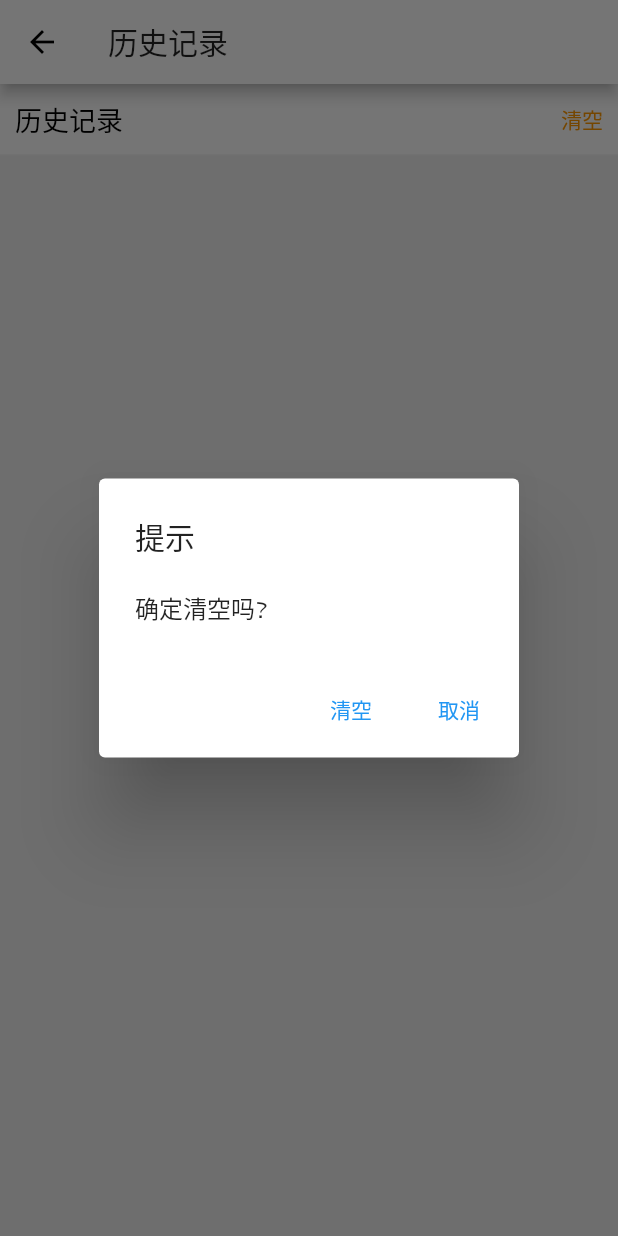
After one commit to xialeistudio/flutter-age, a Flutter app: the HistoryPage screen opened by its route, after a tap on "清空", on a phone screen of 412 x 824 dp. The commit adds this screen. Run offline on Flutter 3.47's test engine with Material 2 defaults, Android fonts, the phone set to English and light mode, and no system bars; our stand-ins replace dio, flutter_swiper, fluttertoast, shared_preferences, webview_flutter; missing offline and left inert: dio_http_cache; accounts and stored records are empty.

Commit message:
feat: 播放记录

```diff
--- a/lib/components/detail_animation_info.dart
+++ b/lib/components/detail_animation_info.dart
@@ -3,7 +3,7 @@ import 'dart:ui';
 
 import 'package:age/components/poster.dart';
 import 'package:age/lib/model/album_info.dart';
-import 'package:age/lib/util.dart';
+import 'package:age/lib/global.dart';
 import 'package:flutter/cupertino.dart';
 import 'package:flutter/material.dart';
 
--- a/lib/components/item_grid_sliver.dart
+++ b/lib/components/item_grid_sliver.dart
@@ -1,6 +1,6 @@
 import 'package:age/components/poster.dart';
 import 'package:age/lib/model/list_item.dart';
-import 'package:age/lib/util.dart';
+import 'package:age/lib/global.dart';
 import 'package:flutter/cupertino.dart';
 import 'package:flutter/material.dart';
 
--- a/lib/components/poster.dart
+++ b/lib/components/poster.dart
@@ -1,4 +1,4 @@
-import 'package:age/lib/util.dart';
+import 'package:age/lib/global.dart';
 import 'package:flutter/cupertino.dart';
 import 'package:flutter/material.dart';
 
--- /dev/null
+++ b/lib/lib/history_manager.dart
@@ -0,0 +1,45 @@
+import 'dart:convert';
+
+import 'package:shared_preferences/shared_preferences.dart';
+
+import 'model/list_item.dart';
+
+final historyManager = HistoryManager();
+
+/// 播放历史
+class HistoryManager {
+  static const KEY = "HISTORY";
+
+  Future<List<ListItem>> load() async {
+    var prefs = await SharedPreferences.getInstance();
+    var value = prefs.getString(KEY);
+    if (value == null || value.isEmpty) {
+      return [];
+    }
+    var list = jsonDecode(value) as List<dynamic>;
+    return list.map((e) => ListItem.fromJson(e)).toList();
+  }
+
+  Future<void> add(ListItem item) async {
+    var list = await load();
+    // 存在，删除掉
+    if (list.contains(item)) {
+      list.remove(item);
+    }
+    // 插入
+    list.insert(0, item);
+    // 最多缓存100条
+    if (list.length > 100) {
+      list.removeLast();
+    }
+
+    var string = jsonEncode(list);
+    var prefs = await SharedPreferences.getInstance();
+    prefs.setString(KEY, string);
+  }
+
+  Future<void> clear() async {
+    var prefs = await SharedPreferences.getInstance();
+    prefs.remove(KEY);
+  }
+}
--- a/lib/lib/http/client.dart
+++ b/lib/lib/http/client.dart
@@ -15,7 +15,7 @@ import 'package:crypto/crypto.dart';
 import 'package:dio/dio.dart';
 import 'package:dio_http_cache/dio_http_cache.dart';
 
-var httpClient = HttpClient();
+final httpClient = HttpClient();
 
 class HttpClient {
   static final String _playKey = 'agefans3382-getplay-1719';
--- a/lib/lib/model/list_item.dart
+++ b/lib/lib/model/list_item.dart
@@ -5,12 +5,7 @@ class ListItem {
   String? picSmall;
   String? href;
 
-  ListItem({
-      this.aid,
-      this.title,
-      this.newTitle,
-      this.picSmall,
-      this.href});
+  ListItem({this.aid, this.title, this.newTitle, this.picSmall, this.href});
 
   ListItem.fromJson(dynamic json) {
     aid = json["AID"];
@@ -30,4 +25,9 @@ class ListItem {
     return map;
   }
 
+  @override
+  bool operator ==(Object other) => identical(this, other) || other is ListItem && runtimeType == other.runtimeType && aid == other.aid;
+
+  @override
+  int get hashCode => aid.hashCode;
 }
--- a/lib/main.dart
+++ b/lib/main.dart
@@ -1,5 +1,6 @@
 import 'package:age/routes/catalog.dart';
 import 'package:age/routes/detail.dart';
+import 'package:age/routes/history.dart';
 import 'package:age/routes/home.dart';
 import 'package:age/routes/rank.dart';
 import 'package:age/routes/recommend.dart';
@@ -20,6 +21,7 @@ void main() {
         var params = ModalRoute.of(context)!.settings.arguments as Map<String, String>;
         return DetailPage(id: params["id"]!, title: params["title"]!);
       },
+      '/history': (context) => HistoryPage()
     },
   ));
 }
--- /dev/null
+++ b/lib/routes/history.dart
@@ -0,0 +1,90 @@
+import 'package:age/components/item_grid_sliver.dart';
+import 'package:age/components/title_bar.dart';
+import 'package:age/lib/history_manager.dart';
+import 'package:age/lib/model/list_item.dart';
+import 'package:flutter/cupertino.dart';
+import 'package:flutter/material.dart';
+import 'package:fluttertoast/fluttertoast.dart';
+
+class HistoryPage extends StatefulWidget {
+  @override
+  State<StatefulWidget> createState() {
+    return HistoryPageState();
+  }
+}
+
+class HistoryPageState extends State<HistoryPage> {
+  List<ListItem> list = [];
+
+  @override
+  void initState() {
+    super.initState();
+    loadData();
+  }
+
+  @override
+  Widget build(BuildContext context) {
+    return Scaffold(
+      appBar: AppBar(
+        title: Text('历史记录'),
+      ),
+      body: SafeArea(
+        child: RefreshIndicator(
+          onRefresh: loadData,
+          child: CustomScrollView(
+            slivers: [
+              SliverToBoxAdapter(
+                child: TitleBar(
+                  title: "历史记录",
+                  trailing: InkWell(child: Text("清空", style: TextStyle(color: Colors.orange)), onTap: () => confirmClear(context)),
+                ),
+              ),
+              ItemGridSliver(items: list),
+            ],
+          ),
+        ),
+      ),
+    );
+  }
+
+  Future<void> loadData() async {
+    var list = await historyManager.load();
+    setState(() {
+      this.list = list;
+    });
+  }
+
+  confirmClear(BuildContext context) async {
+    var result = await showDialog(
+      context: context,
+      barrierDismissible: true,
+      builder: (context) {
+        return AlertDialog(
+          title: Text("提示"),
+          content: Text("确定清空吗?"),
+          actions: [
+            TextButton(
+                child: Text("清空"),
+                onPressed: () async {
+                  Navigator.of(context).pop(true);
+                }),
+            TextButton(
+              child: Text("取消"),
+              onPressed: () {
+                Navigator.of(context).pop(); //关闭对话框
+              },
+            ),
+          ],
+        );
+      },
+    );
+    if (!result) {
+      return;
+    }
+    await historyManager.clear();
+    Fluttertoast.showToast(msg: "清空完成", gravity: ToastGravity.CENTER);
+    setState(() {
+      list = [];
+    });
+  }
+}
--- a/lib/routes/rank.dart
+++ b/lib/routes/rank.dart
@@ -1,6 +1,8 @@
 import 'package:age/components/title_bar.dart';
+import 'package:age/lib/global.dart';
 import 'package:age/lib/http/client.dart';
 import 'package:age/lib/model/count_list_item.dart';
+import 'package:age/routes/search.dart';
 import 'package:flutter/material.dart';
 
 class RankPage extends StatefulWidget {
@@ -26,7 +28,7 @@ class RankPageState extends State<RankPage> {
   @override
   Widget build(BuildContext context) {
     return Scaffold(
-      appBar: AppBar(title: Text('排行榜')),
+      appBar: buildAppBar(context, title: "排行榜"),
       body: SafeArea(
         child: RefreshIndicator(
           onRefresh: () => onRefresh(cached: false),
--- a/lib/routes/recommend.dart
+++ b/lib/routes/recommend.dart
@@ -1,8 +1,10 @@
 import 'package:age/components/item_grid_sliver.dart';
 import 'package:age/components/load_more_indicator.dart';
 import 'package:age/components/title_bar.dart';
+import 'package:age/lib/global.dart';
 import 'package:age/lib/http/client.dart';
 import 'package:age/lib/model/list_item.dart';
+import 'package:age/routes/search.dart';
 import 'package:flutter/material.dart';
 
 class RecommendPage extends StatefulWidget {
@@ -28,7 +30,7 @@ class RecommendPageState extends State<RecommendPage> {
   @override
   Widget build(BuildContext context) {
     return Scaffold(
-      appBar: AppBar(title: Text('推荐动漫')),
+      appBar: buildAppBar(context, title: "每日推荐"),
       body: SafeArea(
         child: RefreshIndicator(
           onRefresh: () => onRefresh(cached: false),
--- a/lib/routes/update.dart
+++ b/lib/routes/update.dart
@@ -1,8 +1,10 @@
 import 'package:age/components/item_grid_sliver.dart';
 import 'package:age/components/load_more_indicator.dart';
 import 'package:age/components/title_bar.dart';
+import 'package:age/lib/global.dart';
 import 'package:age/lib/http/client.dart';
 import 'package:age/lib/model/list_item.dart';
+import 'package:age/routes/search.dart';
 import 'package:flutter/material.dart';
 
 class UpdatePage extends StatefulWidget {
@@ -28,7 +30,7 @@ class UpdatePageState extends State<UpdatePage> {
   @override
   Widget build(BuildContext context) {
     return Scaffold(
-      appBar: AppBar(title: Text('最近更新')),
+      appBar: buildAppBar(context, title: "最近更新"),
       body: SafeArea(
         child: RefreshIndicator(
           onRefresh: () => onRefresh(cached: false),
--- a/pubspec.yaml
+++ b/pubspec.yaml
@@ -34,6 +34,7 @@ dependencies:
   webview_flutter: ^2.0.12
   crypto: ^3.0.1
   fluttertoast: ^8.0.8
+  shared_preferences: ^2.0.7
 dev_dependencies:
   flutter_test:
     sdk: flutter
```
Also changed, not shown: lib/lib/global.dart (added, +25 -0 lines), lib/lib/util.dart (deleted, +0 -11 lines), lib/routes/catalog.dart (+3 -9 lines), lib/routes/detail.dart (+11 -1 lines), lib/routes/home.dart (+2 -7 lines), pubspec.lock, 1 other file.
